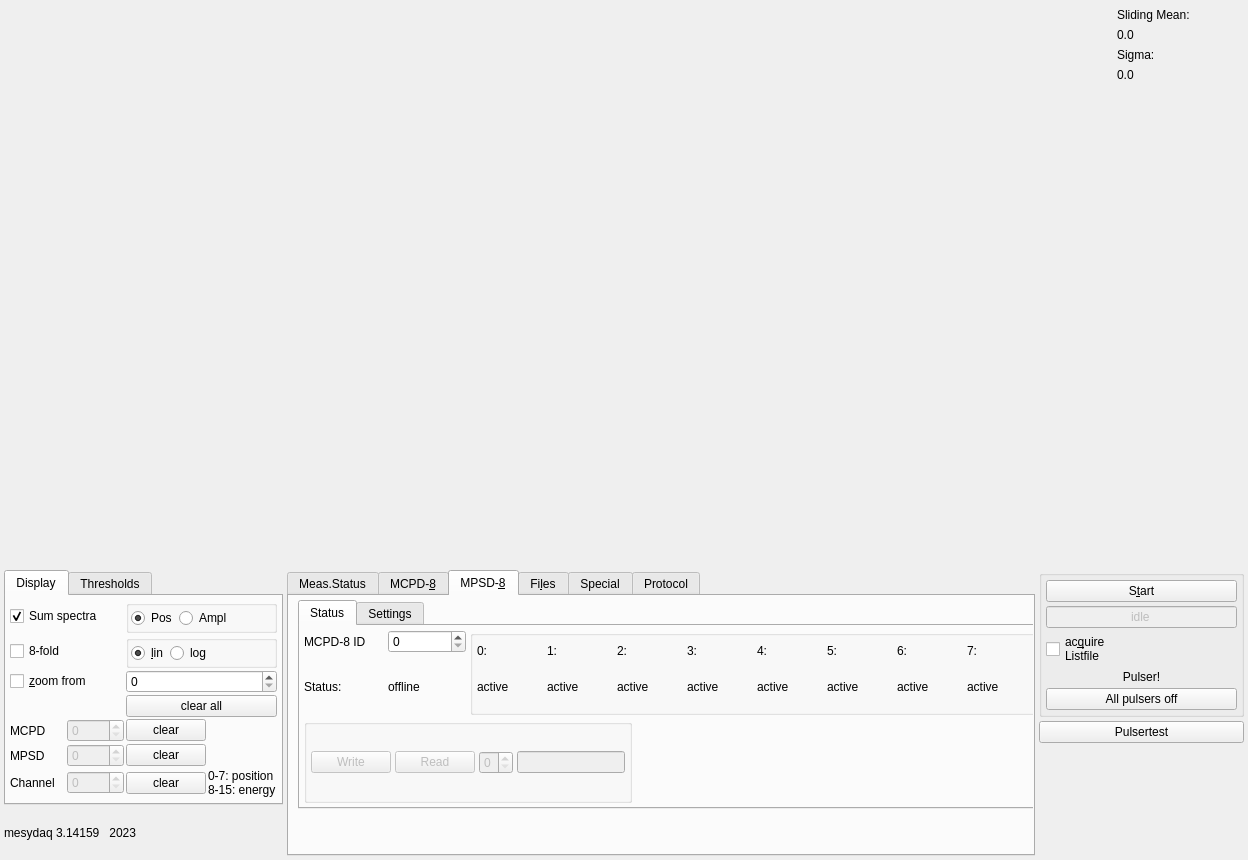
This is src/mainwidget.ui in flueke/mesydaq2 as Qt 5 draws it before an edit. The edited form follows.
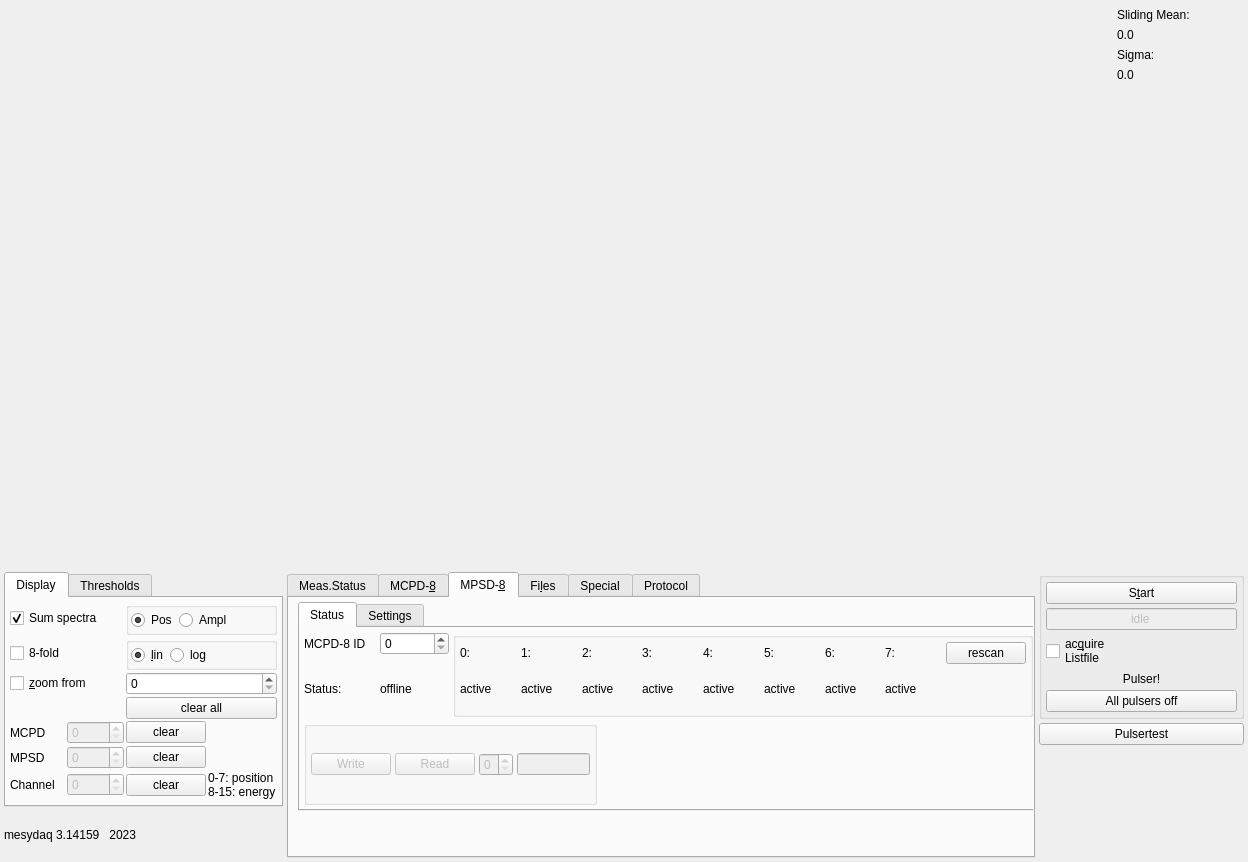
This is the edited form. The open tabs and pages were chosen to show the change.

Commit message: another layout fix

```diff
--- a/src/mainwidget.ui
+++ b/src/mainwidget.ui
@@ -7,7 +7,7 @@
     <x>0</x>
     <y>0</y>
     <width>1248</width>
-    <height>860</height>
+    <height>862</height>
    </rect>
   </property>
   <property name="baseSize">
@@ -32,9 +32,6 @@
    <property name="bottomMargin">
     <number>4</number>
    </property>
-   <property name="spacing">
-    <number>4</number>
-   </property>
    <item row="0" column="0">
     <widget class="QFrame" name="mainFrame">
      <layout class="QGridLayout" name="gridLayout_7" columnstretch="9,1">
@@ -2523,7 +2520,7 @@
           <rect>
            <x>9</x>
            <y>4</y>
-           <width>832</width>
+           <width>741</width>
            <height>209</height>
           </rect>
          </property>
```
Left out of the diff: 362 changed lines with no effect on the pictures.
